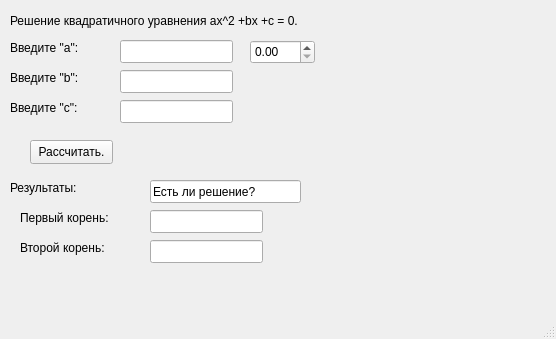
Above: mainwindow.ui from grey-olli-intransit/QT_homework1_task1 before the change. Below: the same form after it.
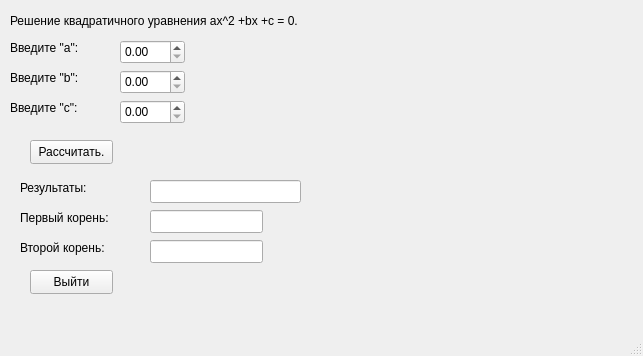
That is the form after the change.

Commit message: non working, next try to ask for help (see comments)

```diff
--- a/mainwindow.ui
+++ b/mainwindow.ui
@@ -6,8 +6,8 @@
    <rect>
     <x>0</x>
     <y>0</y>
-    <width>556</width>
-    <height>339</height>
+    <width>643</width>
+    <height>356</height>
    </rect>
   </property>
   <property name="windowTitle">
@@ -40,16 +40,6 @@
      <string>Введите &quot;a&quot;:</string>
     </property>
    </widget>
-   <widget class="QLineEdit" name="lineEdit">
-    <property name="geometry">
-     <rect>
-      <x>120</x>
-      <y>40</y>
-      <width>113</width>
-      <height>23</height>
-     </rect>
-    </property>
-   </widget>
    <widget class="QLabel" name="label_2">
     <property name="geometry">
      <rect>
@@ -63,16 +53,6 @@
      <string>Введите &quot;b&quot;:</string>
     </property>
    </widget>
-   <widget class="QLineEdit" name="lineEdit_2">
-    <property name="geometry">
-     <rect>
-      <x>120</x>
-      <y>70</y>
-      <width>113</width>
-      <height>23</height>
-     </rect>
-    </property>
-   </widget>
    <widget class="QLabel" name="label_3">
     <property name="geometry">
      <rect>
@@ -86,16 +66,6 @@
      <string>Введите &quot;c&quot;:</string>
     </property>
    </widget>
-   <widget class="QLineEdit" name="lineEdit_3">
-    <property name="geometry">
-     <rect>
-      <x>120</x>
-      <y>100</y>
-      <width>113</width>
-      <height>23</height>
-     </rect>
-    </property>
-   </widget>
    <widget class="QPushButton" name="pushButton">
     <property name="geometry">
      <rect>
@@ -112,7 +82,7 @@
    <widget class="QLabel" name="label_4">
     <property name="geometry">
      <rect>
-      <x>10</x>
+      <x>20</x>
       <y>180</y>
       <width>91</width>
       <height>16</height>
@@ -168,7 +138,7 @@
      </rect>
     </property>
     <property name="text">
-     <string>Есть ли решение?</string>
+     <string/>
     </property>
    </widget>
    <widget class="QLineEdit" name="lineEdit_6">
@@ -184,13 +154,46 @@
    <widget class="QDoubleSpinBox" name="doubleSpinBox">
     <property name="geometry">
      <rect>
-      <x>250</x>
+      <x>120</x>
       <y>40</y>
       <width>65</width>
       <height>24</height>
      </rect>
     </property>
    </widget>
+   <widget class="QDoubleSpinBox" name="doubleSpinBox_2">
+    <property name="geometry">
+     <rect>
+      <x>120</x>
+      <y>70</y>
+      <width>65</width>
+      <height>24</height>
+     </rect>
+    </property>
+   </widget>
+   <widget class="QDoubleSpinBox" name="doubleSpinBox_3">
+    <property name="geometry">
+     <rect>
+      <x>120</x>
+      <y>100</y>
+      <width>65</width>
+      <height>24</height>
+     </rect>
+    </property>
+   </widget>
+   <widget class="QPushButton" name="exitButton">
+    <property name="geometry">
+     <rect>
+      <x>30</x>
+      <y>270</y>
+      <width>83</width>
+      <height>24</height>
+     </rect>
+    </property>
+    <property name="text">
+     <string>Выйти</string>
+    </property>
+   </widget>
   </widget>
   <widget class="QMenuBar" name="menubar">
    <property name="geometry">
```
Left out of the diff: 4 changed lines with no effect on the pictures. The commit also changes 2 other files.
